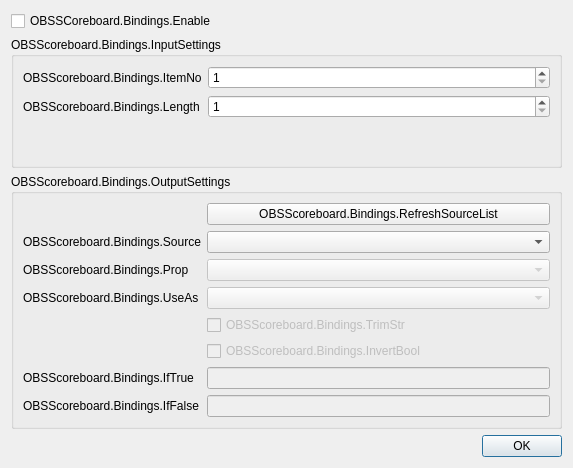
The window that src/forms/configure-binding.ui (micromashor/obs-scoreboard) describes before a commit, drawn with Qt 5.
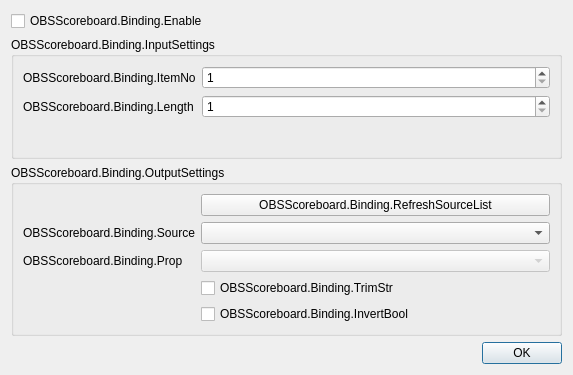
The same window after the commit.

```diff
--- a/src/forms/configure-binding.ui
+++ b/src/forms/configure-binding.ui
@@ -7,7 +7,7 @@
     <x>0</x>
     <y>0</y>
     <width>573</width>
-    <height>468</height>
+    <height>375</height>
    </rect>
   </property>
   <property name="windowTitle">
@@ -17,20 +17,20 @@
    <item>
     <widget class="QCheckBox" name="checkBox">
      <property name="text">
-      <string>OBSSCoreboard.Bindings.Enable</string>
+      <string>OBSScoreboard.Binding.Enable</string>
      </property>
     </widget>
    </item>
    <item>
     <widget class="QGroupBox" name="inputSettings">
      <property name="title">
-      <string>OBSScoreboard.Bindings.InputSettings</string>
+      <string>OBSScoreboard.Binding.InputSettings</string>
      </property>
      <layout class="QFormLayout" name="formLayout_3">
       <item row="0" column="0">
        <widget class="QLabel" name="label_3">
         <property name="text">
-         <string>OBSScoreboard.Bindings.ItemNo</string>
+         <string>OBSScoreboard.Binding.ItemNo</string>
         </property>
        </widget>
       </item>
@@ -44,7 +44,7 @@
       <item row="1" column="0">
        <widget class="QLabel" name="label_4">
         <property name="text">
-         <string>OBSScoreboard.Bindings.Length</string>
+         <string>OBSScoreboard.Binding.Length</string>
         </property>
        </widget>
       </item>
@@ -61,20 +61,20 @@
    <item>
     <widget class="QGroupBox" name="outputSettings">
      <property name="title">
-      <string>OBSScoreboard.Bindings.OutputSettings</string>
+      <string>OBSScoreboard.Binding.OutputSettings</string>
      </property>
      <layout class="QFormLayout" name="formLayout_2">
       <item row="0" column="1">
        <widget class="QPushButton" name="refreshSourceListButton">
         <property name="text">
-         <string>OBSScoreboard.Bindings.RefreshSourceList</string>
+         <string>OBSScoreboard.Binding.RefreshSourceList</string>
         </property>
        </widget>
       </item>
       <item row="1" column="0">
        <widget class="QLabel" name="label_6">
         <property name="text">
-         <string>OBSScoreboard.Bindings.Source</string>
+         <string>OBSScoreboard.Binding.Source</string>
         </property>
        </widget>
       </item>
@@ -84,7 +84,7 @@
       <item row="2" column="0">
        <widget class="QLabel" name="label_5">
         <property name="text">
-         <string>OBSScoreboard.Bindings.Prop</string>
+         <string>OBSScoreboard.Binding.Prop</string>
         </property>
        </widget>
       </item>
@@ -95,65 +95,23 @@
         </property>
        </widget>
       </item>
-      <item row="3" column="0">
-       <widget class="QLabel" name="label_7">
-        <property name="text">
-         <string>OBSScoreboard.Bindings.UseAs</string>
-        </property>
-       </widget>
-      </item>
       <item row="3" column="1">
-       <widget class="QComboBox" name="useAsComboBox">
-        <property name="enabled">
-         <bool>false</bool>
-        </property>
-       </widget>
-      </item>
-      <item row="4" column="1">
        <widget class="QCheckBox" name="trimStrCheckbox">
         <property name="enabled">
-         <bool>false</bool>
+         <bool>true</bool>
         </property>
         <property name="text">
-         <string>OBSScoreboard.Bindings.TrimStr</string>
+         <string>OBSScoreboard.Binding.TrimStr</string>
         </property>
        </widget>
       </item>
-      <item row="5" column="1">
+      <item row="4" column="1">
        <widget class="QCheckBox" name="invertBoolCheckbox">
         <property name="enabled">
-         <bool>false</bool>
+         <bool>true</bool>
         </property>
         <property name="text">
-         <string>OBSScoreboard.Bindings.InvertBool</string>
-        </property>
-       </widget>
-      </item>
-      <item row="6" column="0">
-       <widget class="QLabel" name="label_8">
-        <property name="text">
-         <string>OBSScoreboard.Bindings.IfTrue</string>
-        </property>
-       </widget>
-      </item>
-      <item row="6" column="1">
-       <widget class="QLineEdit" name="switchIfTrueBox">
-        <property name="enabled">
-         <bool>false</bool>
-        </property>
-       </widget>
-      </item>
-      <item row="7" column="0">
-       <widget class="QLabel" name="label_9">
-        <property name="text">
-         <string>OBSScoreboard.Bindings.IfFalse</string>
-        </property>
-       </widget>
-      </item>
-      <item row="7" column="1">
-       <widget class="QLineEdit" name="switchIfFalseBox">
-        <property name="enabled">
-         <bool>false</bool>
+         <string>OBSScoreboard.Binding.InvertBool</string>
         </property>
        </widget>
       </item>
```
Left out of the diff: 10 changed lines with no effect on the pictures.
